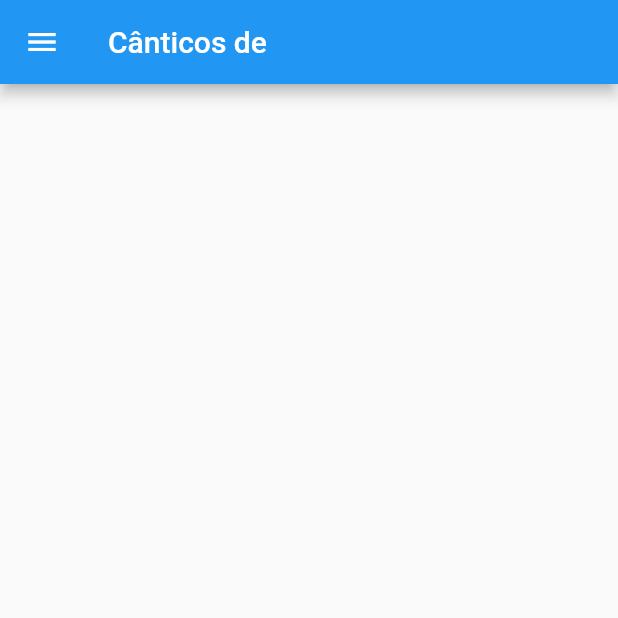
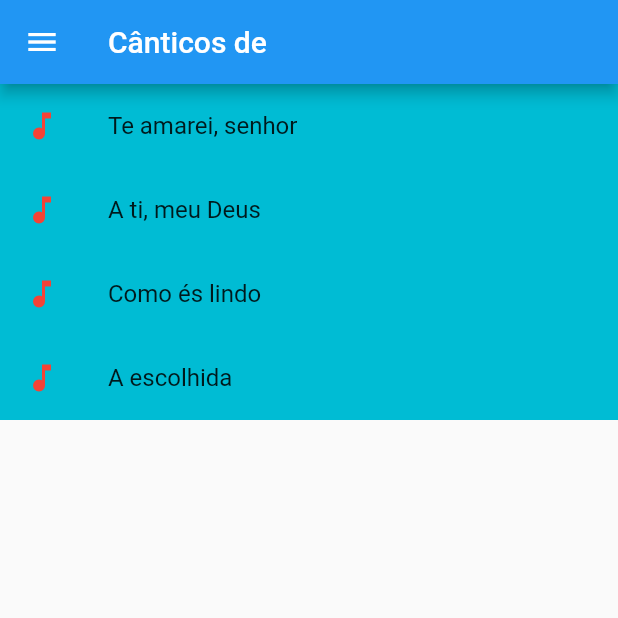
Before and after one commit to ddiasguto/mliturgica, a Flutter app: the ShowCategory screen opened directly, on a phone screen of 412 x 824 dp, the top half of it. Run offline on Flutter 3.47's test engine with Material 2 defaults, Android fonts, the phone set to English and light mode, and no system bars.

```diff
--- a/lib/main.dart
+++ b/lib/main.dart
@@ -1,10 +1,11 @@
-import 'package:diasguto/components/app_bars.dart';
-import 'package:diasguto/components/home.dart';
 import 'package:diasguto/pages/catalogue_page.dart';
 import 'package:diasguto/pages/sheet_page.dart';
 import 'package:diasguto/provider/Maestro.dart';
 import 'package:flutter/material.dart';
 import 'package:provider/provider.dart';
+
+import 'components/app_bars.dart';
+import 'components/home.dart';
 
 void main() {
   runApp(
--- a/lib/provider/Maestro.dart
+++ b/lib/provider/Maestro.dart
@@ -11,7 +11,13 @@ class Maestro with ChangeNotifier {
   List finalCategory = ending;
   List comunionCategory = comunion;
 
-  List localList = [];
+  List localList = [
+    ['Te amarei, senhor', TeAmareiSenhor()],
+    ['A ti, meu Deus', AtiMeuDeus()],
+    ['Como és lindo', ComoEsLindo()],
+    ['A escolhida', AEscolhida()]
+  ];
+
   int currentIndex = 0;
   String category = '';
   bool isSheet = false;
```
Also changed, not shown: lib/pages/sheet_page.dart (+40 -2 lines).
